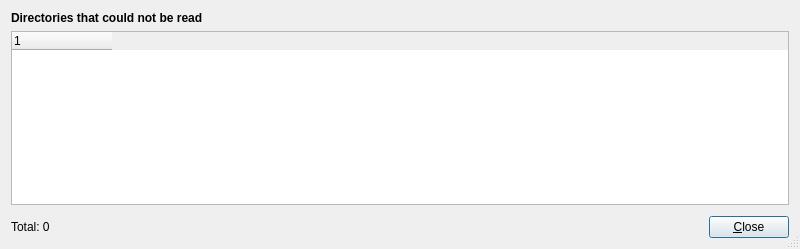
Before: the Qt Designer form src/unreadable-dirs-window.ui in shundhammer/qdirstat, drawn with Qt 5.
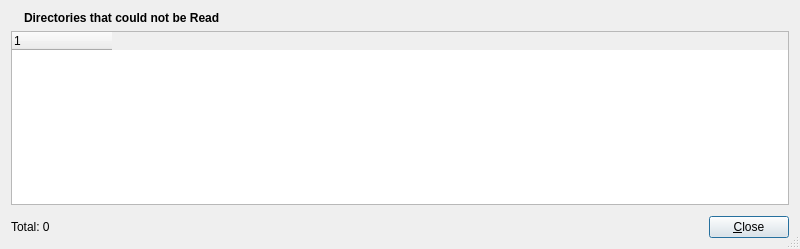
After: the same form once the commit is applied. Icons and pictures are not drawn.

Commit message: Added icons to better visualize insufficient permissions

The edit to the form file:
```diff
--- a/src/unreadable-dirs-window.ui
+++ b/src/unreadable-dirs-window.ui
@@ -18,6 +18,27 @@
   </property>
   <layout class="QVBoxLayout" name="verticalLayout">
    <item>
+    <layout class="QHBoxLayout" name="horizontalLayout">
+     <item>
+      <widget class="QLabel" name="headingIcon">
+       <property name="sizePolicy">
+        <sizepolicy hsizetype="Fixed" vsizetype="Fixed">
+         <horstretch>0</horstretch>
+         <verstretch>0</verstretch>
+        </sizepolicy>
+       </property>
+       <property name="text">
+        <string/>
+       </property>
+       <property name="pixmap">
+        <pixmap resource="icons.qrc">:/icons/lock-closed.png</pixmap>
+       </property>
+       <property name="alignment">
+        <set>Qt::AlignBottom|Qt::AlignLeading|Qt::AlignLeft</set>
+       </property>
+      </widget>
+     </item>
+     <item>
     <widget class="QLabel" name="heading">
      <property name="font">
       <font>
@@ -26,9 +47,11 @@
       </font>
      </property>
      <property name="text">
-      <string>Directories that could not be read</string>
-     </property>
-    </widget>
+        <string>Directories that could not be Read</string>
+       </property>
+      </widget>
+     </item>
+    </layout>
    </item>
    <item>
     <widget class="QTreeWidget" name="treeWidget">
```
Left out of the diff: 4 changed lines with no effect on the pictures. Lines whose indentation alone changed are shown as unchanged. The commit also changes 3 other files.
